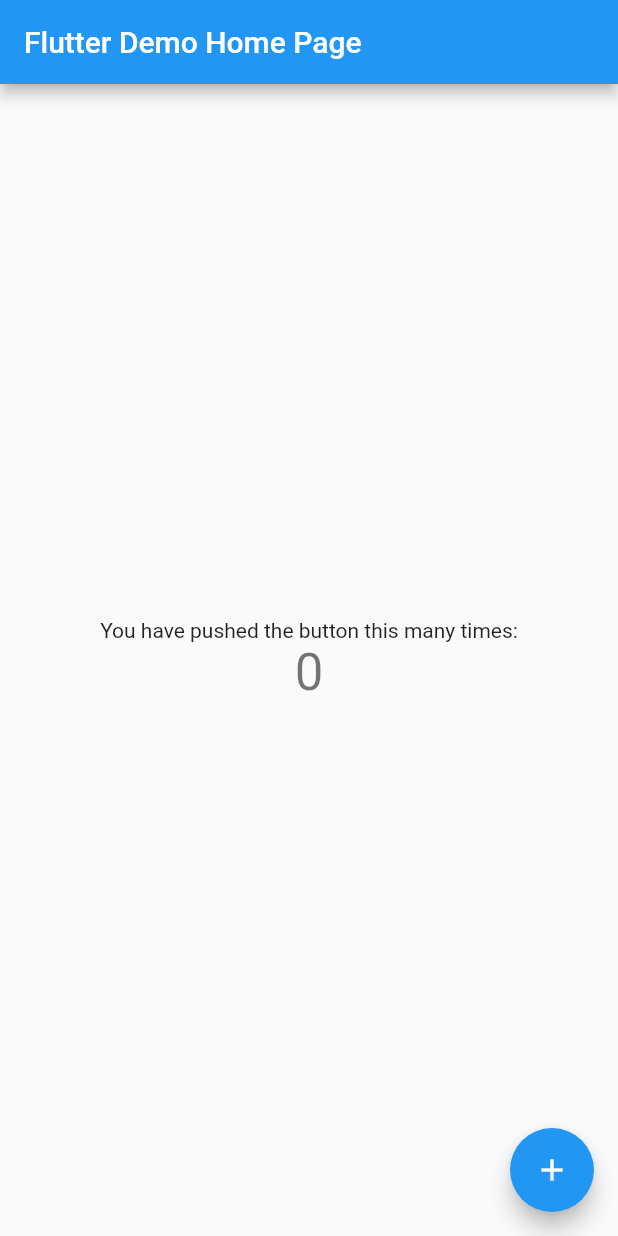
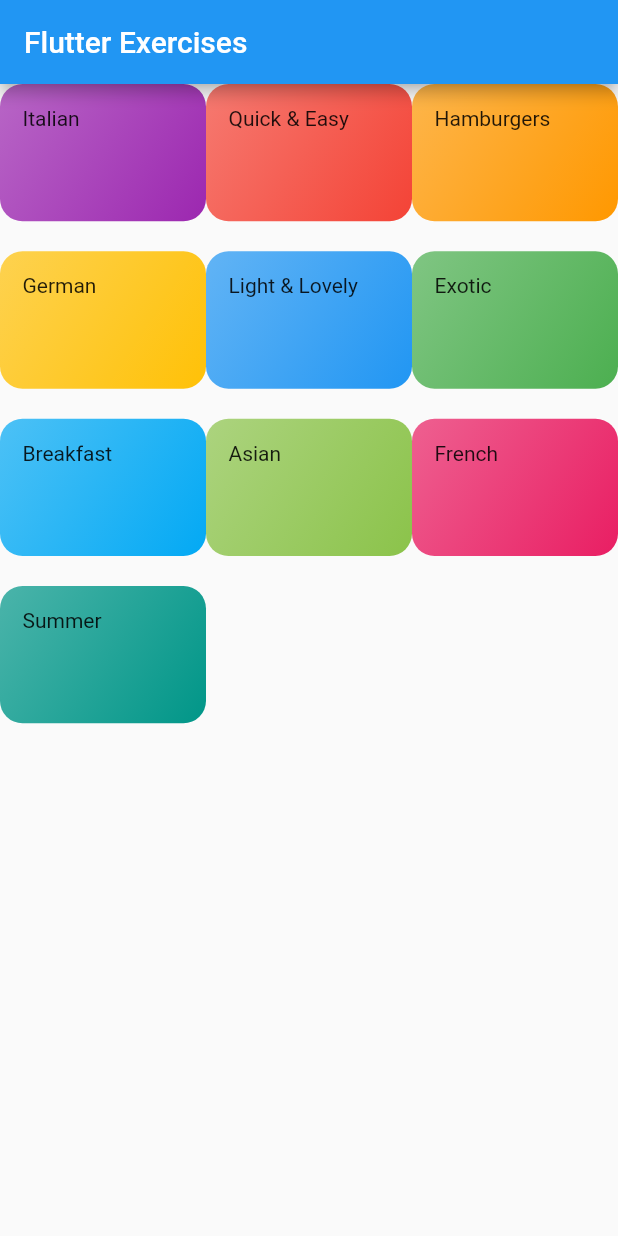
Before and after one commit to mihastele/flutter_exercises, a Flutter app: the screen it shows after launch, on a phone screen of 412 x 824 dp. Run offline on Flutter 3.47's test engine with Material 2 defaults, Android fonts, the phone set to English and light mode, and no system bars.

Commit message:
Basic app

```diff
--- /dev/null
+++ b/lib/categories_screen.dart
@@ -0,0 +1,27 @@
+import 'package:flutter/material.dart';
+import 'package:flutter_exercises/category_item.dart';
+
+import './dummy_data.dart';
+
+class CategoriesScreen extends StatelessWidget {
+  const CategoriesScreen({super.key});
+
+  @override
+  Widget build(BuildContext context) {
+    return Scaffold(
+      appBar: AppBar(
+        title: const Text('Flutter Exercises'),
+      ),
+      body: GridView(
+        children: DUMMY_CATEGORIES
+            .map((catData) => CategoryItem(catData.title, catData.color))
+            .toList(),
+        gridDelegate: SliverGridDelegateWithMaxCrossAxisExtent(
+          maxCrossAxisExtent: 200,
+          childAspectRatio: 3 / 2,
+          mainAxisSpacing: 20,
+        ),
+      ),
+    );
+  }
+}
--- /dev/null
+++ b/lib/category_item.dart
@@ -0,0 +1,27 @@
+import 'package:flutter/material.dart';
+
+class CategoryItem extends StatelessWidget {
+  final String title;
+  final Color color;
+
+  const CategoryItem(this.title, this.color);
+
+  @override
+  Widget build(BuildContext context) {
+    return Container(
+      padding: const EdgeInsets.all(15),
+      child: Text(title),
+      decoration: BoxDecoration(
+        gradient: LinearGradient(
+          colors: [
+            color.withOpacity(0.7),
+            color,
+          ],
+          begin: Alignment.topLeft,
+          end: Alignment.bottomRight,
+        ),
+        borderRadius: BorderRadius.circular(15),
+      ),
+    );
+  }
+}
--- /dev/null
+++ b/lib/dummy_data.dart
@@ -0,0 +1,56 @@
+import 'package:flutter/material.dart';
+
+import './models/category.dart';
+
+const DUMMY_CATEGORIES = const [
+  Category(
+    id: 'c1',
+    title: 'Italian',
+    color: Colors.purple,
+  ),
+  Category(
+    id: 'c2',
+    title: 'Quick & Easy',
+    color: Colors.red,
+  ),
+  Category(
+    id: 'c3',
+    title: 'Hamburgers',
+    color: Colors.orange,
+  ),
+  Category(
+    id: 'c4',
+    title: 'German',
+    color: Colors.amber,
+  ),
+  Category(
+    id: 'c5',
+    title: 'Light & Lovely',
+    color: Colors.blue,
+  ),
+  Category(
+    id: 'c6',
+    title: 'Exotic',
+    color: Colors.green,
+  ),
+  Category(
+    id: 'c7',
+    title: 'Breakfast',
+    color: Colors.lightBlue,
+  ),
+  Category(
+    id: 'c8',
+    title: 'Asian',
+    color: Colors.lightGreen,
+  ),
+  Category(
+    id: 'c9',
+    title: 'French',
+    color: Colors.pink,
+  ),
+  Category(
+    id: 'c10',
+    title: 'Summer',
+    color: Colors.teal,
+  ),
+];
--- a/lib/main.dart
+++ b/lib/main.dart
@@ -1,4 +1,5 @@
 import 'package:flutter/material.dart';
+import 'package:flutter_exercises/categories_Screen.dart';
 
 void main() {
   runApp(const MyApp());
@@ -11,7 +12,7 @@ class MyApp extends StatelessWidget {
   @override
   Widget build(BuildContext context) {
     return MaterialApp(
-      title: 'Flutter Demo',
+      title: 'Flutter Exercises',
       theme: ThemeData(
         // This is the theme of your application.
         //
@@ -24,92 +25,7 @@ class MyApp extends StatelessWidget {
         // is not restarted.
         primarySwatch: Colors.blue,
       ),
-      home: const MyHomePage(title: 'Flutter Demo Home Page'),
+      home: const CategoriesScreen(),
     );
   }
 }
-
-class MyHomePage extends StatefulWidget {
-  const MyHomePage({super.key, required this.title});
-
-  // This widget is the home page of your application. It is stateful, meaning
-  // that it has a State object (defined below) that contains fields that affect
-  // how it looks.
-
-  // This class is the configuration for the state. It holds the values (in this
-  // case the title) provided by the parent (in this case the App widget) and
-  // used by the build method of the State. Fields in a Widget subclass are
-  // always marked "final".
-
-  final String title;
-
-  @override
-  State<MyHomePage> createState() => _MyHomePageState();
-}
-
-class _MyHomePageState extends State<MyHomePage> {
-  int _counter = 0;
-
-  void _incrementCounter() {
-    setState(() {
-      // This call to setState tells the Flutter framework that something has
-      // changed in this State, which causes it to rerun the build method below
-      // so that the display can reflect the updated values. If we changed
-      // _counter without calling setState(), then the build method would not be
-      // called again, and so nothing would appear to happen.
-      _counter++;
-    });
-  }
-
-  @override
-  Widget build(BuildContext context) {
-    // This method is rerun every time setState is called, for instance as done
-    // by the _incrementCounter method above.
-    //
-    // The Flutter framework has been optimized to make rerunning build methods
-    // fast, so that you can just rebuild anything that needs updating rather
-    // than having to individually change instances of widgets.
-    return Scaffold(
-      appBar: AppBar(
-        // Here we take the value from the MyHomePage object that was created by
-        // the App.build method, and use it to set our appbar title.
-        title: Text(widget.title),
-      ),
-      body: Center(
-        // Center is a layout widget. It takes a single child and positions it
-        // in the middle of the parent.
-        child: Column(
-          // Column is also a layout widget. It takes a list of children and
-          // arranges them vertically. By default, it sizes itself to fit its
-          // children horizontally, and tries to be as tall as its parent.
-          //
-          // Invoke "debug painting" (press "p" in the console, choose the
-          // "Toggle Debug Paint" action from the Flutter Inspector in Android
-          // Studio, or the "Toggle Debug Paint" command in Visual Studio Code)
-          // to see the wireframe for each widget.
-          //
-          // Column has various properties to control how it sizes itself and
-          // how it positions its children. Here we use mainAxisAlignment to
-          // center the children vertically; the main axis here is the vertical
-          // axis because Columns are vertical (the cross axis would be
-          // horizontal).
-          mainAxisAlignment: MainAxisAlignment.center,
-          children: <Widget>[
-            const Text(
-              'You have pushed the button this many times:',
-            ),
-            Text(
-              '$_counter',
-              style: Theme.of(context).textTheme.headlineMedium,
-            ),
-          ],
-        ),
-      ),
-      floatingActionButton: FloatingActionButton(
-        onPressed: _incrementCounter,
-        tooltip: 'Increment',
-        child: const Icon(Icons.add),
-      ), // This trailing comma makes auto-formatting nicer for build methods.
-    );
-  }
-}
--- /dev/null
+++ b/lib/models/category.dart
@@ -0,0 +1,13 @@
+import 'package:flutter/material.dart';
+
+class Category {
+  final String id;
+  final String title;
+  final Color color;
+
+  const Category({
+    required this.id,
+    required this.title,
+    this.color = Colors.orange,
+  });
+}
```
